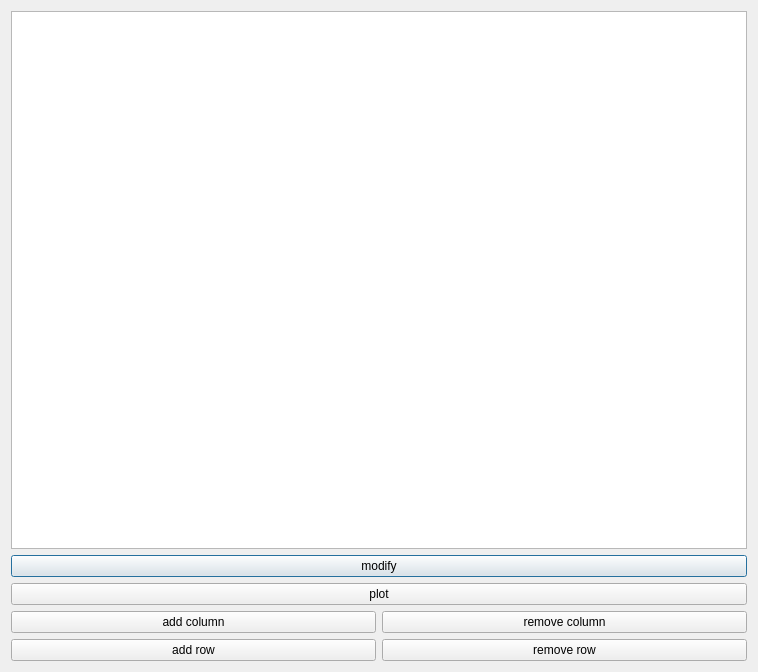
Meliani-Mehdi/Graphite_QT, file worksheet_dialog.ui: the form before one commit.
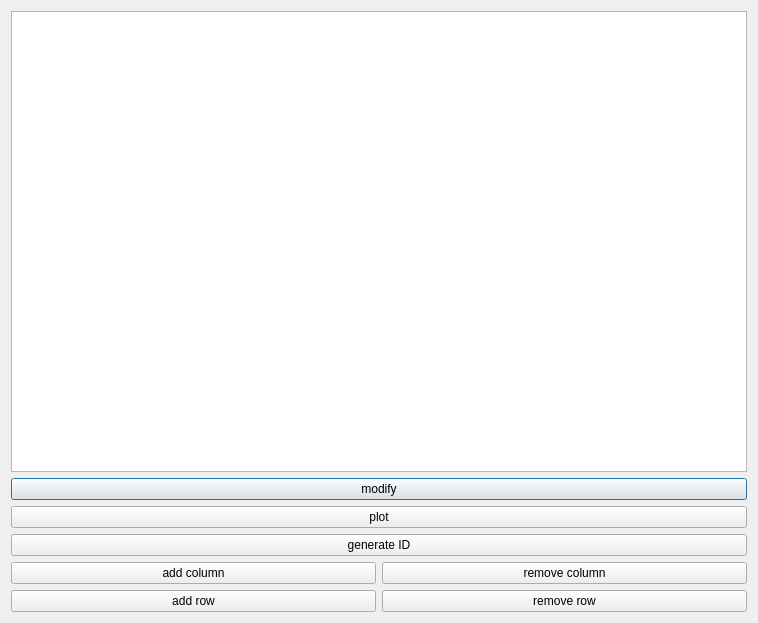
The form after the commit.

Commit message: remove cloumn and generate id perfect working and selecting problems fixed

Patch:
```diff
--- a/worksheet_dialog.ui
+++ b/worksheet_dialog.ui
@@ -7,7 +7,7 @@
     <x>0</x>
     <y>0</y>
     <width>758</width>
-    <height>672</height>
+    <height>623</height>
    </rect>
   </property>
   <property name="minimumSize">
@@ -61,6 +61,13 @@
      </property>
     </widget>
    </item>
+   <item>
+    <widget class="QPushButton" name="idb">
+     <property name="text">
+      <string>generate ID</string>
+     </property>
+    </widget>
+   </item>
    <item>
     <layout class="QHBoxLayout" name="horizontalLayout">
      <item>
```
The commit also changes 2 other files.
